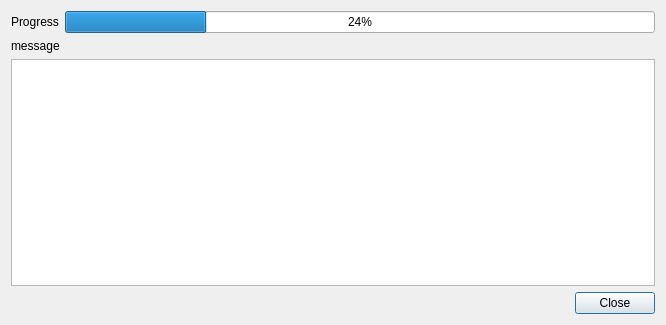
JoseLuis-AL/SMCP, file src/ui/ProcessingDialog.ui: the form before one commit.
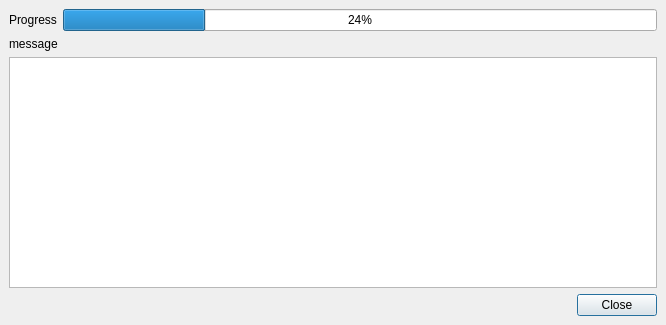
The form after the commit.

```diff
--- a/src/ui/ProcessingDialog.ui
+++ b/src/ui/ProcessingDialog.ui
@@ -17,6 +17,21 @@
    <string>Progress</string>
   </property>
   <layout class="QVBoxLayout" name="verticalLayout">
+   <property name="spacing">
+    <number>6</number>
+   </property>
+   <property name="leftMargin">
+    <number>9</number>
+   </property>
+   <property name="topMargin">
+    <number>9</number>
+   </property>
+   <property name="rightMargin">
+    <number>9</number>
+   </property>
+   <property name="bottomMargin">
+    <number>9</number>
+   </property>
    <item>
     <layout class="QHBoxLayout" name="horizontalLayout_2">
      <item>
```
